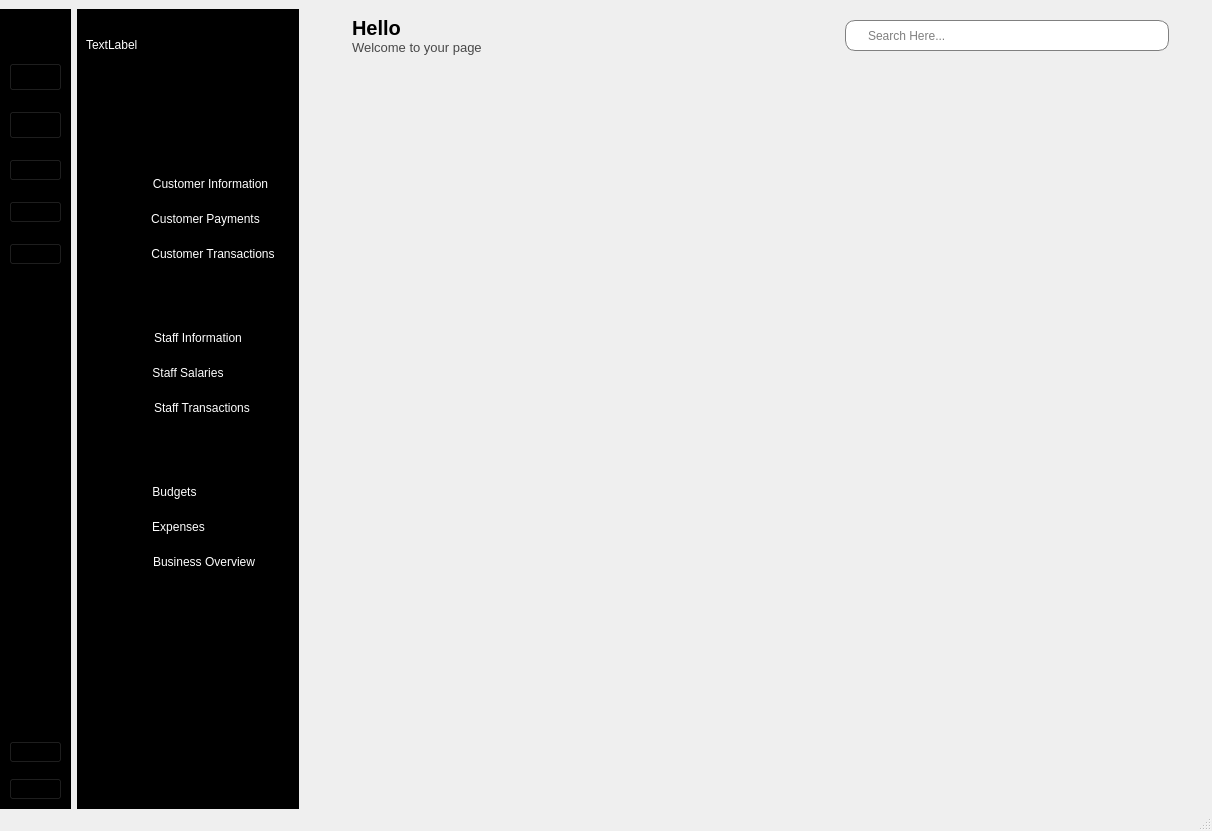
This is MainUI.ui in hoquangvinh124/BlackMeetWukong as Qt 5 draws it before an edit. The edited form follows.
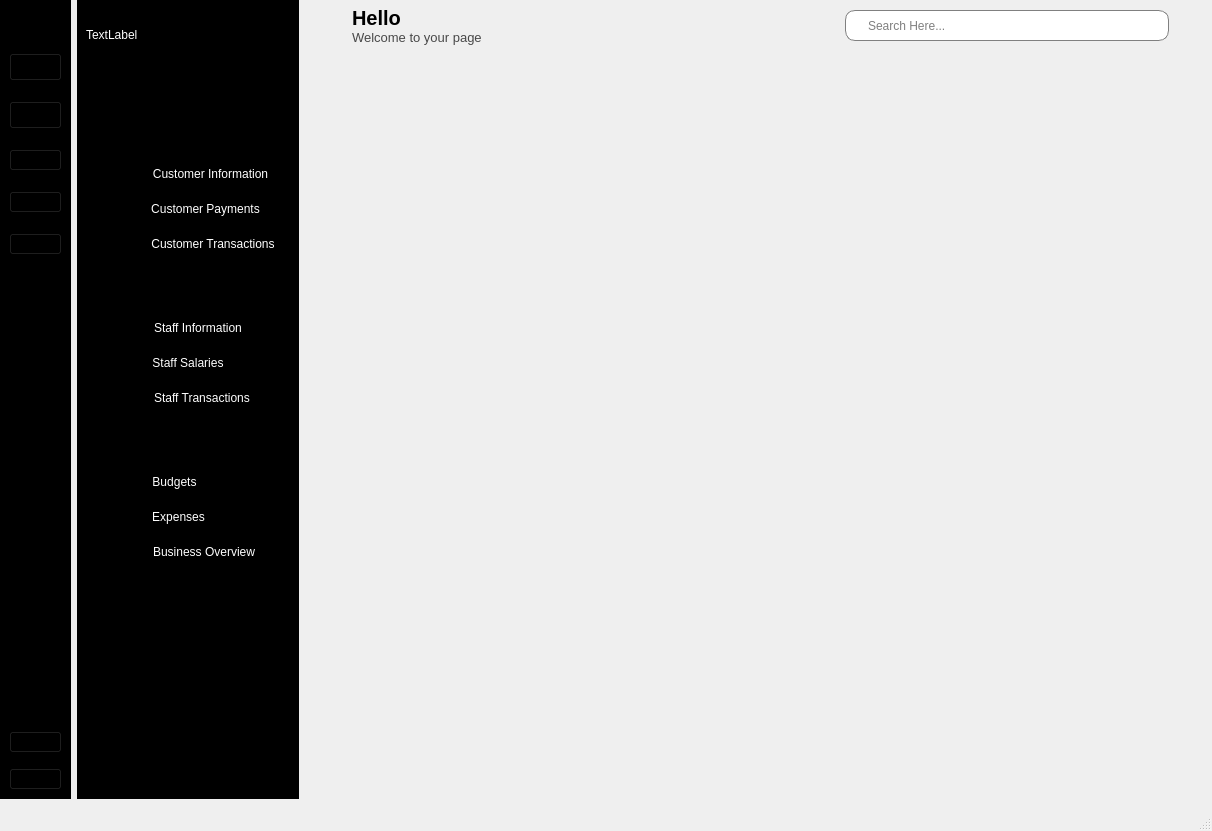
This is the edited form. Icons and pictures are not drawn.

```diff
--- a/MainUI.ui
+++ b/MainUI.ui
@@ -33,7 +33,7 @@
     <property name="geometry">
      <rect>
       <x>0</x>
-      <y>0</y>
+      <y>-10</y>
       <width>1211</width>
       <height>818</height>
      </rect>
```
Left out of the diff: 10 changed lines with no effect on the pictures.
